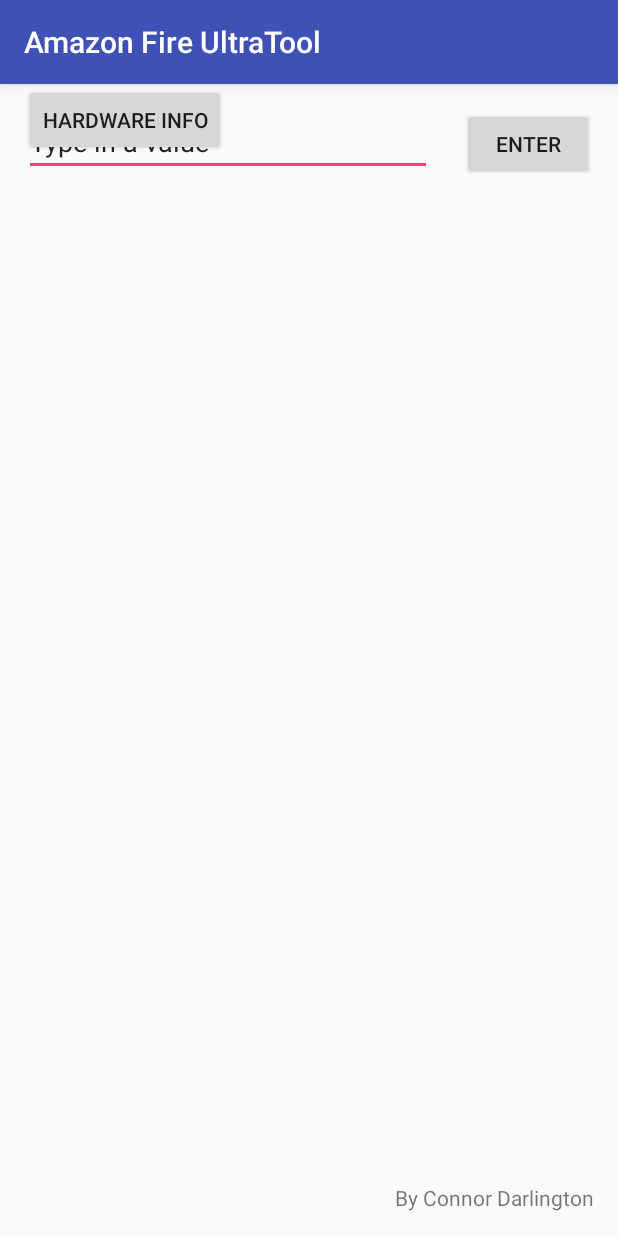
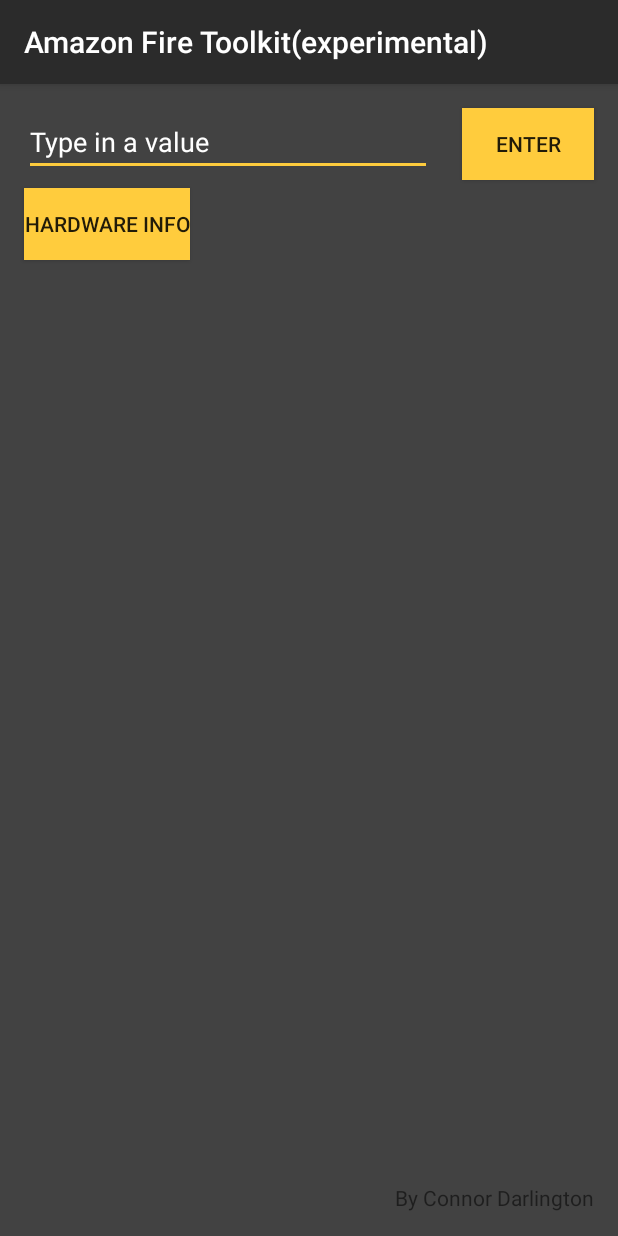
Before and after one commit to connordroid1201/Amazon-Fire-Toolkit, an Android app: the screen it shows after launch (MainActivity), on a phone screen of 412 x 824 dp. Run offline under Robolectric (Android 15) with nearby library versions, the phone set to English and light mode, and no system bars.

Commit message:
Played around with different themes and colors, and began overhaul of UI to match Amazon's custom orange/black theme. At this stage, this app is more of a playground to test different features than anything else.
Also, the "full network access" permission is unnecessary; I just used it for testing purposes. It doesn't actually do anything as of right now.

```diff
--- a/app/build.gradle
+++ b/app/build.gradle
@@ -7,7 +7,7 @@
         minSdkVersion 22
         targetSdkVersion 27
         versionCode 1
-        versionName "1.0"
+        versionName "0.1_experimental"
         testInstrumentationRunner "android.support.test.runner.AndroidJUnitRunner"
     }
     buildTypes {
--- a/app/src/main/AndroidManifest.xml
+++ b/app/src/main/AndroidManifest.xml
@@ -1,6 +1,7 @@
 <?xml version="1.0" encoding="utf-8"?>
 <manifest xmlns:android="http://schemas.android.com/apk/res/android"
     package="com.connor.amazonfireultratool">
+    <uses-permission android:name="android.permission.INTERNET" />
 
     <application
         android:allowBackup="true"
--- a/app/src/main/res/layout/activity_display_message.xml
+++ b/app/src/main/res/layout/activity_display_message.xml
@@ -12,8 +12,8 @@
         android:layout_width="wrap_content"
         android:layout_height="wrap_content"
         android:layout_marginTop="16dp"
-        android:text="TextView"
-        android:textColor="@color/colorPrimaryDark"
+        android:text="@string/display_message"
+        android:textColor="#e29120"
         android:textSize="14sp"
         app:layout_constraintEnd_toEndOf="parent"
         app:layout_constraintStart_toStartOf="parent"
--- a/app/src/main/res/layout/activity_main.xml
+++ b/app/src/main/res/layout/activity_main.xml
@@ -4,6 +4,7 @@
     xmlns:tools="http://schemas.android.com/tools"
     android:layout_width="match_parent"
     android:layout_height="match_parent"
+    android:background="#424242"
     tools:context=".MainActivity">
 
     <EditText
@@ -15,6 +16,7 @@
         android:ems="10"
         android:inputType="textPersonName"
         android:text="@string/edit_message"
+        android:textColor="@android:color/background_light"
         app:layout_constraintEnd_toStartOf="@+id/button"
         app:layout_constraintHorizontal_bias="0.5"
         app:layout_constraintStart_toStartOf="parent"
@@ -26,6 +28,7 @@
         android:layout_height="wrap_content"
         android:layout_marginEnd="16dp"
         android:layout_marginStart="20dp"
+        android:background="@color/fireOs"
         android:onClick="sendMessage"
         android:text="@string/button_send"
         app:layout_constraintBaseline_toBaselineOf="@+id/editText4"
@@ -48,8 +51,10 @@
         android:layout_width="wrap_content"
         android:layout_height="wrap_content"
         android:layout_marginStart="16dp"
+        android:layout_marginTop="8dp"
+        android:background="@color/fireOs"
         android:text="@string/sys_info"
         app:layout_constraintStart_toStartOf="parent"
-        tools:layout_editor_absoluteY="73dp" />
+        app:layout_constraintTop_toBottomOf="@+id/editText4" />
 
 </android.support.constraint.ConstraintLayout>
--- a/app/src/main/res/values/colors.xml
+++ b/app/src/main/res/values/colors.xml
@@ -1,6 +1,8 @@
 <?xml version="1.0" encoding="utf-8"?>
 <resources>
-    <color name="colorPrimary">#3F51B5</color>
-    <color name="colorPrimaryDark">#303f9f</color>
-    <color name="colorAccent">#FF4081</color>
+    <color name="colorPrimary">#2b2b2b</color>
+    <color name="colorPrimaryDark">#000000</color>
+    <color name="colorAccent">#fdcb3d</color>
+    <color name="fireOs">#ffcc3d</color>
+    <color name="textPrimary">#ffffff</color>
 </resources>
--- a/app/src/main/res/values/strings.xml
+++ b/app/src/main/res/values/strings.xml
@@ -1,7 +1,8 @@
 <resources>
-    <string name="app_name">Amazon Fire UltraTool</string>
+    <string name="app_name">Amazon Fire Toolkit(experimental)</string>
     <string name="edit_message">Type in a value</string>
     <string name="button_send">Enter</string>
     <string name="about">By Connor Darlington</string>
     <string name="sys_info">Hardware Info</string>
+    <string name="display_message">Well hello there!</string>
 </resources>
--- a/build.gradle
+++ b/build.gradle
@@ -7,7 +7,7 @@
         jcenter()
     }
     dependencies {
-        classpath 'com.android.tools.build:gradle:3.1.0'
+        classpath 'com.android.tools.build:gradle:3.1.2'
 
 
         // NOTE: Do not place your application dependencies here; they belong
```
